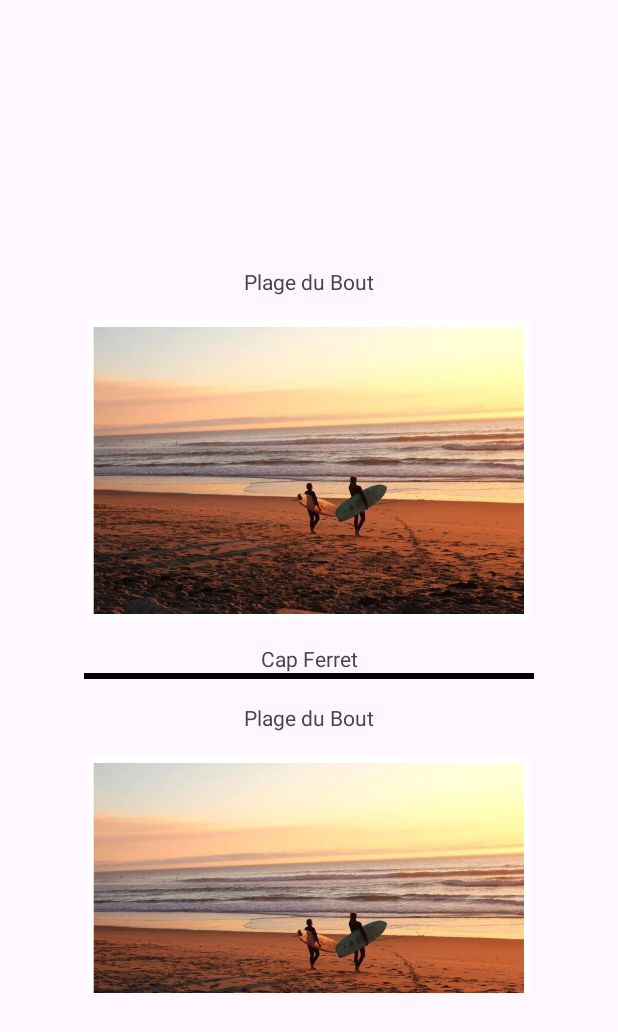
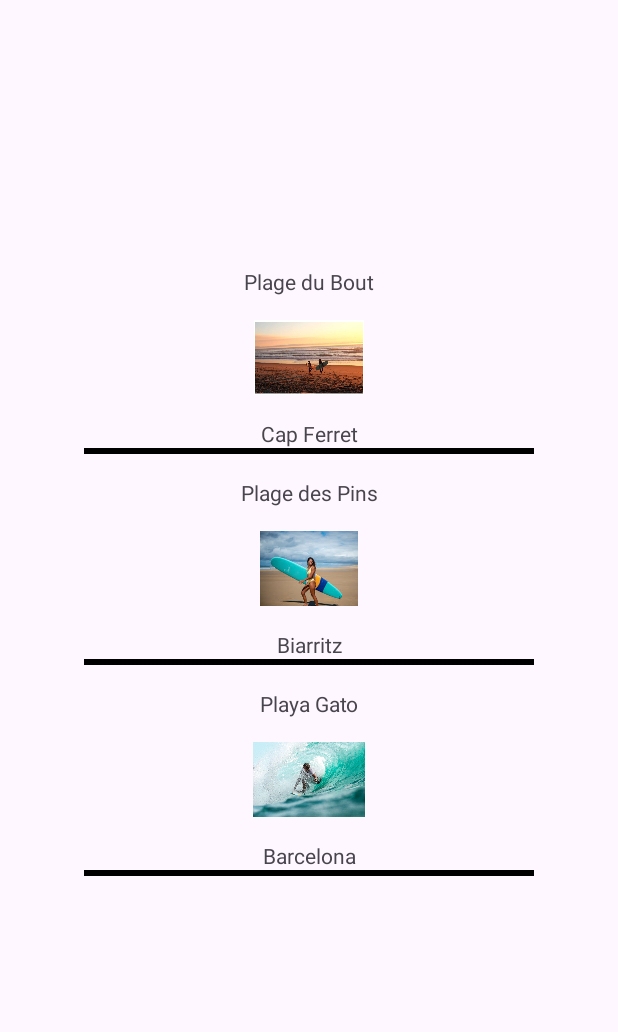
Before and after one commit to solena8/Natena_projet_mobile, an Android app: the screen it shows after launch (MainActivity), on a phone screen of 412 x 824 dp. Shown: the top 1032 px of the screen. Run offline under Robolectric (Android 15) with nearby library versions, the phone set to English and light mode, and no system bars.

Commit message:
boutons redirection

```diff
--- a/app/src/main/AndroidManifest.xml
+++ b/app/src/main/AndroidManifest.xml
@@ -21,6 +21,9 @@
                 <category android:name="android.intent.category.LAUNCHER" />
             </intent-filter>
         </activity>
+        <activity
+            android:name=".SingleSpotActivity"
+            android:exported="true" />
     </application>
 
 </manifest>
--- /dev/null
+++ b/app/src/main/java/com/example/natena/models/Spot.kt
@@ -0,0 +1,16 @@
+package com.example.natena.models
+
+import com.example.natena.R
+
+
+data class Spot(
+    val spotImage: Int,
+    val spotName: String,
+    val spotLocation: String
+)
+
+val spots = listOf(
+    Spot(R.drawable.cap_ferret, "Plage du Bout", "Cap Ferret"),
+    Spot(R.drawable.biarritz, "Plage des Pins", "Biarritz"),
+    Spot(R.drawable.barcelone, "Playa Gato", "Barcelona")
+)
--- a/app/src/main/res/layout/spot_layout.xml
+++ b/app/src/main/res/layout/spot_layout.xml
@@ -1,6 +1,8 @@
 <?xml version="1.0" encoding="utf-8"?>
 
 <!--layout d'un spot de la liste pour s'afficher sur l'écran principal-->
+
+
 
 <androidx.constraintlayout.widget.ConstraintLayout xmlns:android="http://schemas.android.com/apk/res/android"
     xmlns:app="http://schemas.android.com/apk/res-auto"
@@ -21,8 +23,8 @@
 
     <ImageView
         android:id="@+id/spotImage"
-        android:layout_width="300dp"
-        android:layout_height="200dp"
+        android:layout_width="100dp"
+        android:layout_height="50dp"
         android:layout_marginTop="16dp"
         android:contentDescription="Spot Image"
         app:layout_constraintEnd_toEndOf="parent"
--- a/app/src/main/res/layout/test.xml
+++ /dev/null
@@ -1,6 +0,0 @@
-<?xml version="1.0" encoding="utf-8"?>
-<androidx.constraintlayout.widget.ConstraintLayout xmlns:android="http://schemas.android.com/apk/res/android"
-    android:layout_width="match_parent"
-    android:layout_height="match_parent">
-
-</androidx.constraintlayout.widget.ConstraintLayout>
```
Also changed, not shown: app/src/main/java/com/example/natena/MainActivity.kt (+17 -0 lines), app/src/main/java/com/example/natena/models/SingleSpotActivity.kt (+28 -8 lines), app/src/main/res/layout/activity_single_spot.xml (+17 -2 lines), app/src/main/res/drawable/barcelone.jpg (added), app/src/main/res/drawable/biarritz.jpeg (added).
